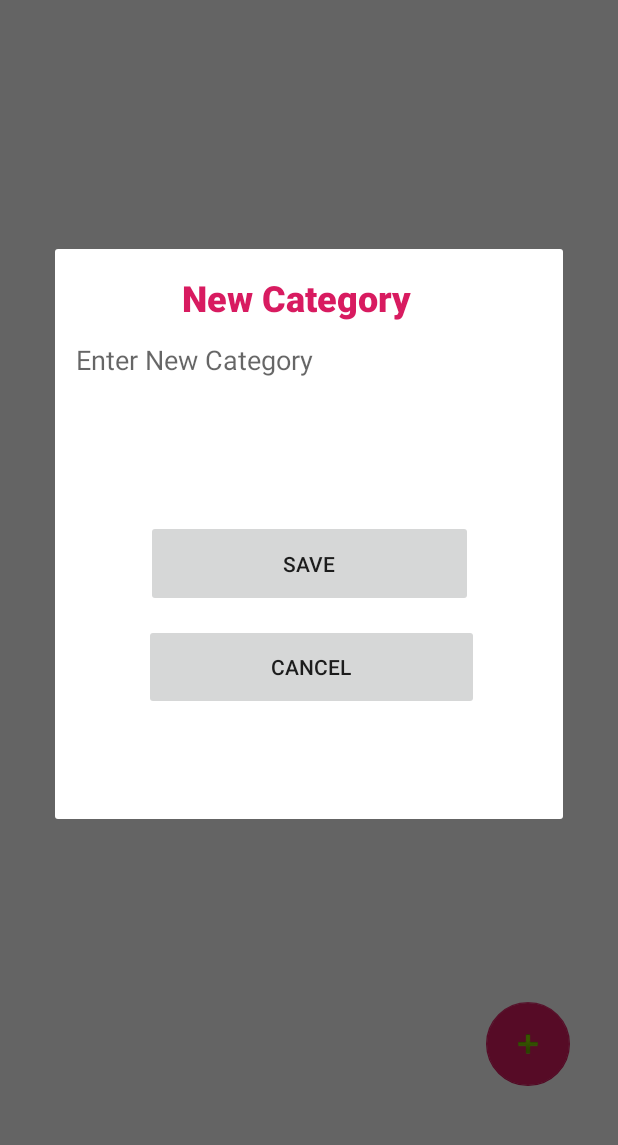
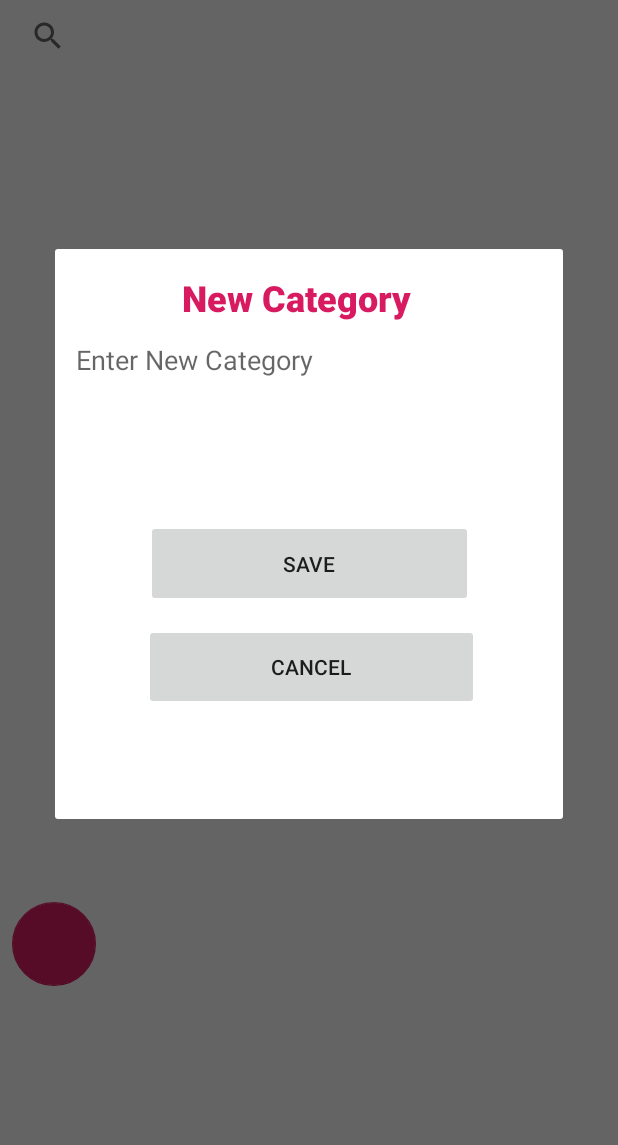
Before and after one commit to samirthaker2020/Spartans_W2019S_MAD4124_Project, an Android app: the screen it shows after launch (MainActivity), after a tap on an icon or button, on a phone screen of 412 x 824 dp, the part 84-1229 px from its top. Run offline under Robolectric (Android 15) with nearby library versions, the phone set to English and light mode, and no system bars.

Commit message:
categorywise searching completed

```diff
--- a/W2019S_MAD4124_Project/src/main/java/com/example/recyclerdemo/Controller/MainActivity.java
+++ b/W2019S_MAD4124_Project/src/main/java/com/example/recyclerdemo/Controller/MainActivity.java
@@ -19,7 +19,10 @@ import android.support.v7.widget.DividerItemDecoration;
 import android.support.v7.widget.GridLayoutManager;
 import android.support.v7.widget.LinearLayoutManager;
 import android.support.v7.widget.RecyclerView;
-import android.support.v7.widget.SearchView;
+
+import android.app.SearchManager;
+import android.widget.SearchView;
+import android.widget.SearchView.OnQueryTextListener;
 import android.text.TextUtils;
 import android.util.Log;
 import android.view.Menu;
@@ -30,8 +33,10 @@ import android.widget.Button;
 import android.widget.TextView;
 import android.widget.Toast;
 
+import com.example.recyclerdemo.Adapter.RcNotes_Adpater;
 import com.example.recyclerdemo.Adapter.Rc_Adapter;
 import com.example.recyclerdemo.Modal.Note;
+import com.example.recyclerdemo.Modal.NoteDetails;
 import com.example.recyclerdemo.Modal.RcModal;
 import com.example.recyclerdemo.R;
 import com.example.recyclerdemo.Database.DatabaseHelper;
@@ -47,7 +52,7 @@ public class MainActivity extends AppCompatActivity {
     public ActionBar ac;
     private DatabaseHelper db;
     public TextView noNotesView;
-    private SearchView searchView;
+    private SearchView searchcat;
 
     @Override
     protected void onCreate(Bundle savedInstanceState) {
@@ -57,8 +62,12 @@ public class MainActivity extends AppCompatActivity {
         getSupportActionBar().setSubtitle("Categories");
         getSupportActionBar().setBackgroundDrawable(new ColorDrawable(Color.BLACK));
         setContentView(R.layout.activity_main);
-
+        searchcat = (SearchView)   findViewById(R.id.search_category);
+        searchcat.setFocusable(true);
+        searchcat.requestFocus();
+        searchcat.requestFocusFromTouch();
         lstcategoryData = findViewById(R.id.rc1);
+       searchcat.setQueryHint("Enter Category");
 //BottomNavigationView bv= (BottomNavigationView) findViewById(R.id.bnav1);
 
 //bv.setOnNavigationItemSelectedListener(mOnNavigationItemSelectedListener);
@@ -69,7 +78,7 @@ public class MainActivity extends AppCompatActivity {
         notesList.addAll(db.getAllNotes());
         mAdapter = new Rc_Adapter(notesList,this);
         RecyclerView.LayoutManager mLayoutManager = new GridLayoutManager(this, 1);
-        lstcategoryData.addItemDecoration(new DividerItemDecoration(this, LinearLayoutManager.VERTICAL));
+       // lstcategoryData.addItemDecoration(new DividerItemDecoration(this, LinearLayoutManager.VERTICAL));
         // lstcategoryData.setLayoutManager(new GridLayoutManager(this, 2));
         //  lstcategoryData.addItemDecoration(new DividerItemDecoration(this, LinearLayoutManager.HORIZONTAL));
         lstcategoryData.setHasFixedSize(true);
@@ -114,7 +123,65 @@ public class MainActivity extends AppCompatActivity {
                 showActionsDialog(position);
             }
         }));
+
+        searchcat.setOnQueryTextListener(new SearchView.OnQueryTextListener() {
+            @Override
+            public boolean onQueryTextSubmit(String s) {
+
+                searchContact(s);
+                return false;
+            }
+
+            @Override
+            public boolean onQueryTextChange(String s) {
+                if(TextUtils.isEmpty(s))
+                {
+                    //contacts.clear();
+                    getdata();
+                    // Toast.makeText(getApplicationContext(),"Hello Javatpoint",Toast.LENGTH_SHORT).show();
+                }
+                else {
+                    searchContact(s);
+                }
+                return false;
+            }
+        });
     }
+
+
+
+    private void searchContact(String keyword) {
+
+        List<Note> cat = db.searchcategory(keyword);
+//        System.out.println(contacts.get(2));
+
+        if (cat != null) {
+
+            mAdapter = new Rc_Adapter(cat,this);
+            RecyclerView.LayoutManager mLayoutManager = new GridLayoutManager(this, 1);
+        //    lstcategoryData.addItemDecoration(new DividerItemDecoration(this, LinearLayoutManager.VERTICAL));
+            // lstcategoryData.setLayoutManager(new GridLayoutManager(this, 2));
+            //  lstcategoryData.addItemDecoration(new DividerItemDecoration(this, LinearLayoutManager.HORIZONTAL));
+            lstcategoryData.setHasFixedSize(true);
+            lstcategoryData.setLayoutManager(mLayoutManager);
+            lstcategoryData.setItemAnimator(new DefaultItemAnimator());
+            lstcategoryData.setAdapter(mAdapter);
+
+            mAdapter.notifyDataSetChanged();
+        }else
+        {
+            // contacts.clear();
+            //mAdapter.notifyDataSetChanged();
+            Toast.makeText(getApplicationContext(),"No category Found",Toast.LENGTH_SHORT).show();
+            // mAdapter = new RcNotes_Adpater(notesdetailsList,this);
+//
+            // mAdapter.notifyDataSetChanged();
+        }
+    }
+
+
+
+
     private void showEditNoteDialog(final int position)
     {
         int width = (int)(getResources().getDisplayMetrics().widthPixels*0.90);
@@ -323,4 +390,19 @@ public class MainActivity extends AppCompatActivity {
         }
     }
 
+
+    private void getdata()
+    {
+        mAdapter = new Rc_Adapter(notesList,this);
+        RecyclerView.LayoutManager mLayoutManager = new GridLayoutManager(this, 1);
+      //  lstcategoryData.addItemDecoration(new DividerItemDecoration(this, LinearLayoutManager.VERTICAL));
+        // lstcategoryData.setLayoutManager(new GridLayoutManager(this, 2));
+        //  lstcategoryData.addItemDecoration(new DividerItemDecoration(this, LinearLayoutManager.HORIZONTAL));
+        lstcategoryData.setHasFixedSize(true);
+        lstcategoryData.setLayoutManager(mLayoutManager);
+        lstcategoryData.setItemAnimator(new DefaultItemAnimator());
+        lstcategoryData.setAdapter(mAdapter);
+
+        mAdapter.notifyDataSetChanged();
+    }
 }
--- a/W2019S_MAD4124_Project/src/main/res/layout/activity_main.xml
+++ b/W2019S_MAD4124_Project/src/main/res/layout/activity_main.xml
@@ -1,22 +1,25 @@
 <?xml version="1.0" encoding="utf-8"?>
-<android.support.constraint.ConstraintLayout xmlns:android="http://schemas.android.com/apk/res/android"
+<LinearLayout xmlns:android="http://schemas.android.com/apk/res/android"
     xmlns:app="http://schemas.android.com/apk/res-auto"
     xmlns:tools="http://schemas.android.com/tools"
     android:layout_width="match_parent"
     android:layout_height="match_parent"
+    android:orientation="vertical"
     tools:context=".Controller.MainActivity">
+
+    <SearchView
+        android:id="@+id/search_category"
+        android:layout_width="395dp"
+        android:layout_height="47dp"
+        android:layout_marginStart="8dp"
+        android:layout_marginEnd="8dp" />
 
     <android.support.v7.widget.RecyclerView
         android:id="@+id/rc1"
-        android:layout_width="409dp"
-        android:layout_height="700dp"
+        android:layout_width="416dp"
+        android:layout_height="538dp"
 
         android:layout_marginBottom="8dp"
-        app:layout_constraintBottom_toBottomOf="parent"
-        app:layout_constraintEnd_toEndOf="parent"
-        app:layout_constraintStart_toStartOf="parent"
-        app:layout_constraintTop_toTopOf="parent"
-        app:layout_constraintVertical_bias="1.0"
         app:spanCount="2" />
 
     <android.support.design.widget.FloatingActionButton
@@ -27,14 +30,7 @@
         android:layout_marginTop="8dp"
         android:layout_marginEnd="8dp"
         android:layout_marginBottom="36dp"
-        android:clickable="true"
-        app:layout_constraintBottom_toBottomOf="@+id/rc1"
-        app:layout_constraintEnd_toEndOf="parent"
-        app:layout_constraintHorizontal_bias="0.929"
-        app:layout_constraintStart_toStartOf="parent"
-        app:layout_constraintTop_toTopOf="parent"
-        app:layout_constraintVertical_bias="1.0"
-        app:srcCompat="@android:drawable/ic_input_add" />
+        android:clickable="true" />
 
 
-</android.support.constraint.ConstraintLayout>
+</LinearLayout>
```
Also changed, not shown: W2019S_MAD4124_Project/src/main/java/com/example/recyclerdemo/Database/DatabaseHelper.java (+23 -0 lines).
